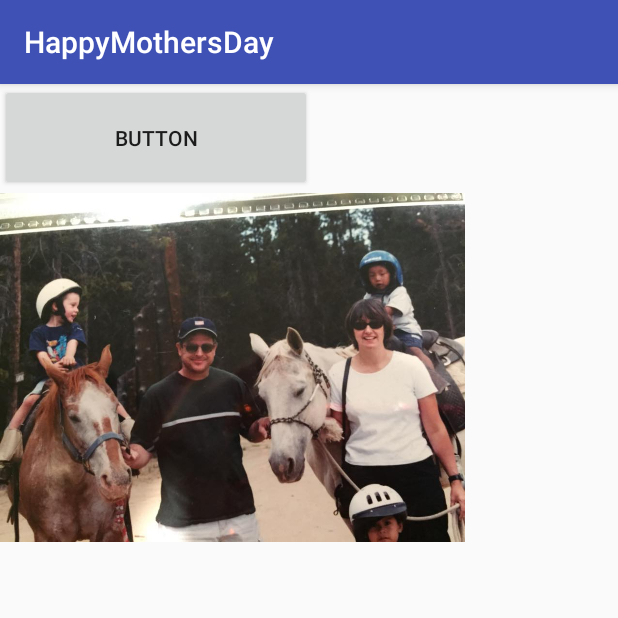
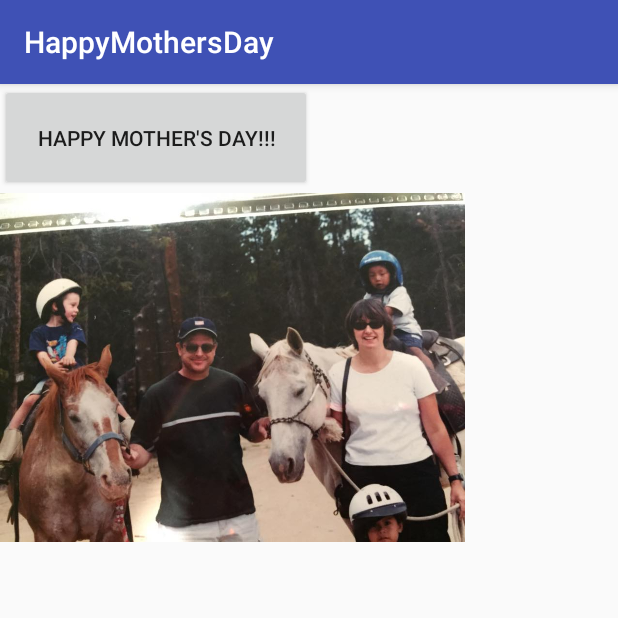
Before and after one commit to mjh5/MothersDayApp, an Android app: the screen it shows after launch (MainActivity), on a phone screen of 412 x 824 dp, the top half of it. Run offline under Robolectric (Android 15) with nearby library versions, the phone set to English and light mode, and no system bars.

Commit message:
Changed text on button

```diff
--- a/app/src/main/java/com/example/micha/happymothersday/MainActivity.java
+++ b/app/src/main/java/com/example/micha/happymothersday/MainActivity.java
@@ -2,6 +2,7 @@ package com.example.micha.happymothersday;
 
 import android.support.v7.app.AppCompatActivity;
 import android.os.Bundle;
+import android.view.View;
 
 public class MainActivity extends AppCompatActivity {
 
@@ -10,4 +11,8 @@ public class MainActivity extends AppCompatActivity {
         super.onCreate(savedInstanceState);
         setContentView(R.layout.activity_main);
     }
+
+    public void buttonOnClick(View v) {
+
+    }
 }
--- a/app/src/main/res/layout/activity_main.xml
+++ b/app/src/main/res/layout/activity_main.xml
@@ -10,7 +10,7 @@
         android:id="@+id/button"
         android:layout_width="208dp"
         android:layout_height="71dp"
-        android:text="Button"
+        android:text="Happy Mother's Day!!!"
         tools:layout_editor_absoluteX="88dp"
         tools:layout_editor_absoluteY="424dp" />
 
```
